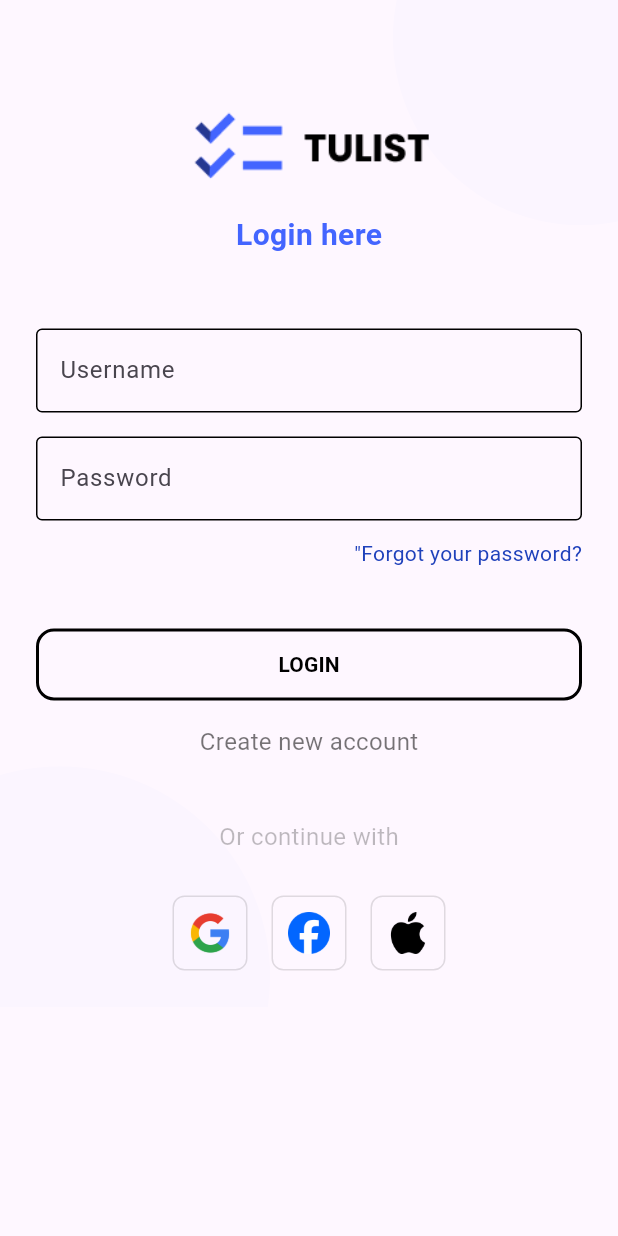
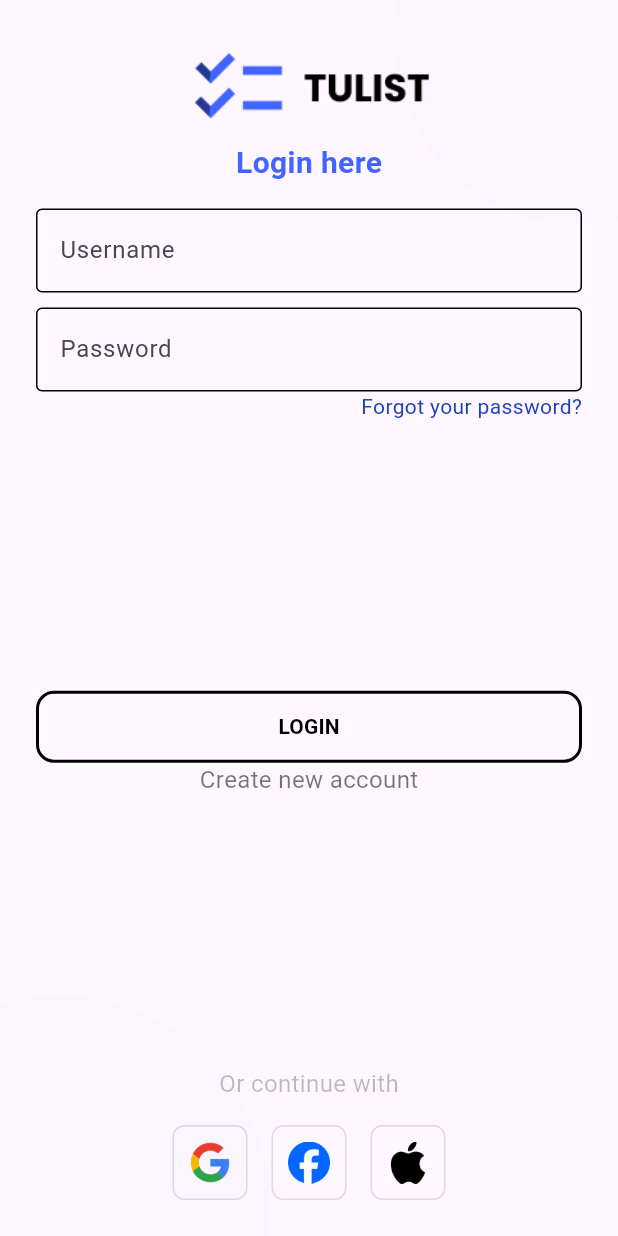
Before and after one commit to Reyhankunlah/TugasFlutterToDoList_22_03, a Flutter app: the screen it shows after launch, on a phone screen of 412 x 824 dp. Run offline on Flutter 3.47's test engine with Material 3 defaults, Android fonts, the phone set to English and light mode, and no system bars; our stand-ins replace get.

Commit message:
AGG optimasi ui pada login page

```diff
--- a/lib/Pages/login_page.dart
+++ b/lib/Pages/login_page.dart
@@ -16,6 +16,7 @@ class LoginPage extends StatelessWidget {
   @override
   Widget build(BuildContext context) {
     return Scaffold(
+      resizeToAvoidBottomInset: true, // biar aman saat keyboard muncul
       body: SafeArea(
         child: Stack(
           children: [
@@ -32,25 +33,22 @@ class LoginPage extends StatelessWidget {
             ),
 
             // ===== Main content =====
-            SingleChildScrollView(
+            Padding(
               padding: const EdgeInsets.all(24),
               child: Column(
                 crossAxisAlignment: CrossAxisAlignment.stretch,
                 children: [
-                  const SizedBox(height: 40),
-
                   // ===== Header =====
                   Column(
                     mainAxisAlignment: MainAxisAlignment.center,
                     children: [
                       Row(
                         mainAxisAlignment: MainAxisAlignment.center,
-                        crossAxisAlignment: CrossAxisAlignment.center,
                         children: [
                           Image.asset("assets/tulist_logo.png", height: 70),
                         ],
                       ),
-                      const SizedBox(height: 8),
+
                       CustomText(
                         myText: 'Login here',
                         fontSize: 20,
@@ -60,16 +58,19 @@ class LoginPage extends StatelessWidget {
                     ],
                   ),
 
-                  const SizedBox(height: 32),
 
                   // ===== Username =====
+                  Container(
+                    margin: EdgeInsets.only(bottom: 10),
+                  child:
                   CustomTextField(
                     label: "Username",
                     controller: cLogPage.input1,
                     isNumber: false,
                     borderColor: CustomColor.bluePrimary,
                   ),
-                  const SizedBox(height: 16),
+                  ),
+
 
                   // ===== Password =====
                   CustomTextField(
@@ -80,39 +81,32 @@ class LoginPage extends StatelessWidget {
                     borderColor: CustomColor.bluePrimary,
                   ),
 
-                  const SizedBox(height: 12),
-
                   // ===== Forgot password =====
                   Align(
                     alignment: Alignment.centerRight,
                     child: InkWell(
                       onTap: () {},
                       child: CustomText(
-                        myText: '"Forgot your password?',
+                        myText: 'Forgot your password?',
                         fontColor: CustomColor.blueSecondary,
                         fontSize: 14,
                       ),
                     ),
                   ),
 
-                  const SizedBox(height: 24),
+                  Spacer(), // isi ruang fleksibel
 
                   // ===== Button Login =====
                   Obx(() {
-                    return SizedBox(
-                      width: double.infinity,
-                      child: CustomButton(
+                    return CustomButton(
                       myText: cLogPage.isLoading.value
                           ? "Processing..."
                           : "LOGIN",
                       textColor: CustomColor.black,
                       onPressed: cLogPage.loginLogic,
                       isOutlined: true,
-                      ),
                     );
                   }),
-
-                  const SizedBox(height: 16),
 
                   // ===== Create account =====
                   Center(
@@ -125,7 +119,7 @@ class LoginPage extends StatelessWidget {
                     ),
                   ),
 
-                  const SizedBox(height: 24),
+                  Spacer(), // isi ruang fleksibel
 
                   // ===== Continue with =====
                   const Center(
@@ -134,15 +128,12 @@ class LoginPage extends StatelessWidget {
                       myText: 'Or continue with',
                     ),
                   ),
-                  const SizedBox(height: 12),
 
                   Row(
                     mainAxisAlignment: MainAxisAlignment.center,
                     children: [
                       _socialButton("assets/google_icon.png"),
-                      const SizedBox(width: 16),
                       _socialButton("assets/facebook_icon.png"),
-                      const SizedBox(width: 16),
                       _socialButton("assets/apple_icon.png"),
                     ],
                   ),
@@ -156,13 +147,16 @@ class LoginPage extends StatelessWidget {
   }
 
   Widget _socialButton(String asset) {
-    return Container(
+    return Padding(
+      padding: const EdgeInsets.symmetric(horizontal: 8),
+      child: Container(
         padding: const EdgeInsets.all(10),
         decoration: BoxDecoration(
           border: Border.all(color: Colors.black12),
           borderRadius: BorderRadius.circular(8),
         ),
         child: Image.asset(asset, width: 28, height: 28),
+      ),
     );
   }
 
--- a/lib/Pages/toDo_page.dart
+++ b/lib/Pages/toDo_page.dart
@@ -32,7 +32,12 @@ class ToDoPage extends StatelessWidget {
 
     return Scaffold(
       appBar: AppBar(
-        title: const Text("Add New Task"),
+        title: const Text("Add New Task",
+        style: TextStyle(
+          fontWeight: FontWeight.bold,
+          color: CustomColor.white,
+        ),),
+
         centerTitle: true,
         elevation: 0,
         backgroundColor:
```
Lines whose indentation alone changed are shown as unchanged.
